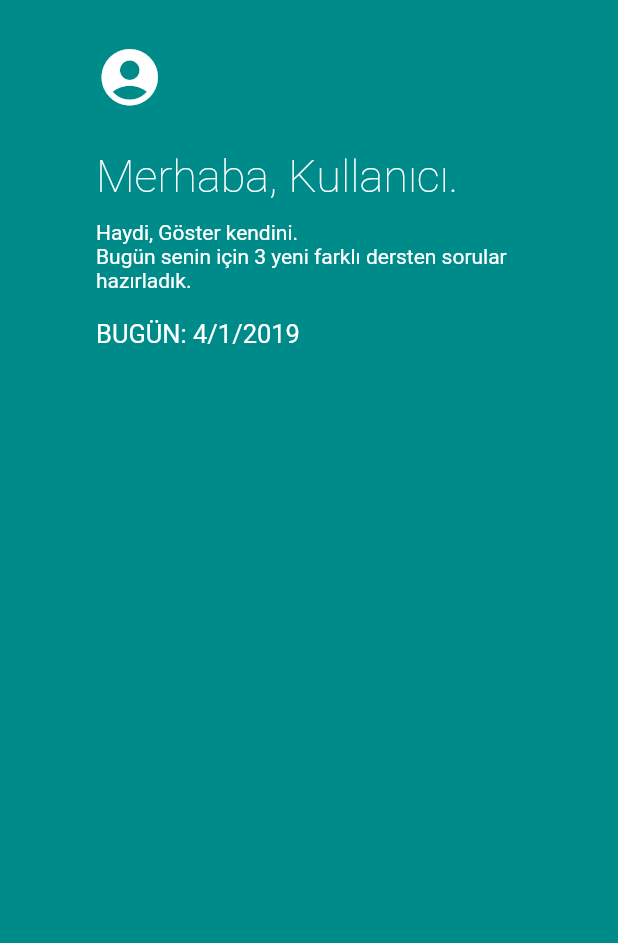
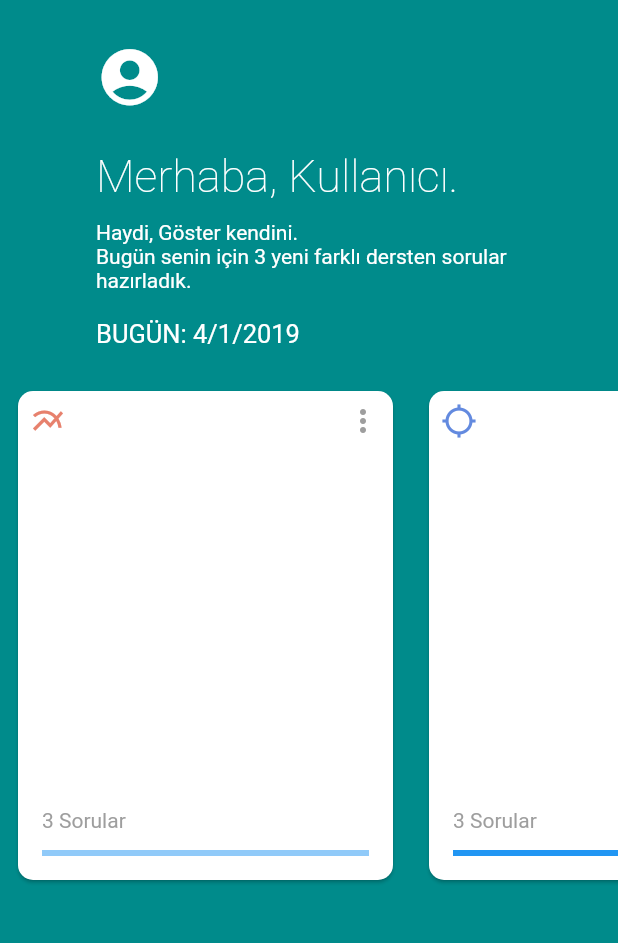
Before and after one commit to kubilaycakmak/soru_bank, a Flutter app: the screen it shows after launch, on a phone screen of 412 x 824 dp, the part 59-1002 px from its top. Run offline on Flutter 3.47's test engine with Material 2 defaults, Android fonts, the phone set to English and light mode, and no system bars.

Commit message:
container error fix

```diff
--- a/lib/main.dart
+++ b/lib/main.dart
@@ -140,7 +140,7 @@ class HomePageState extends State<HomePage> with TickerProviderStateMixin {
                     controller: scrollController,
                     scrollDirection: Axis.horizontal,
                     itemBuilder: (context, position) {
-                      GestureDetector(
+                      return GestureDetector(
                         child: Padding(
                           padding: EdgeInsets.all(8.0),
                           child: Card(
```
